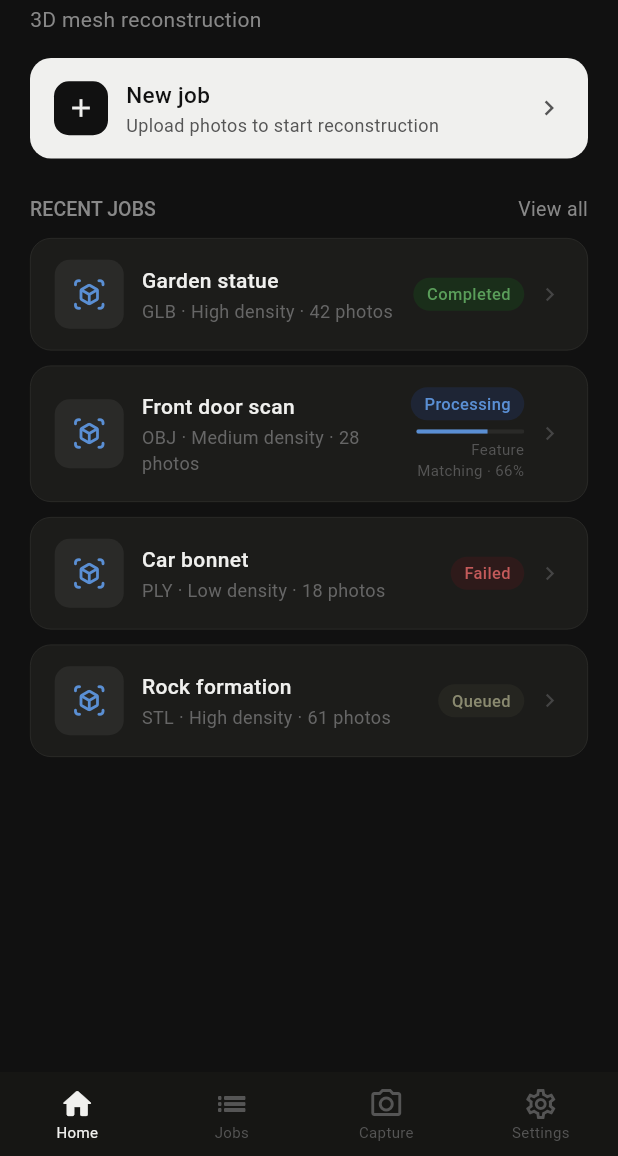
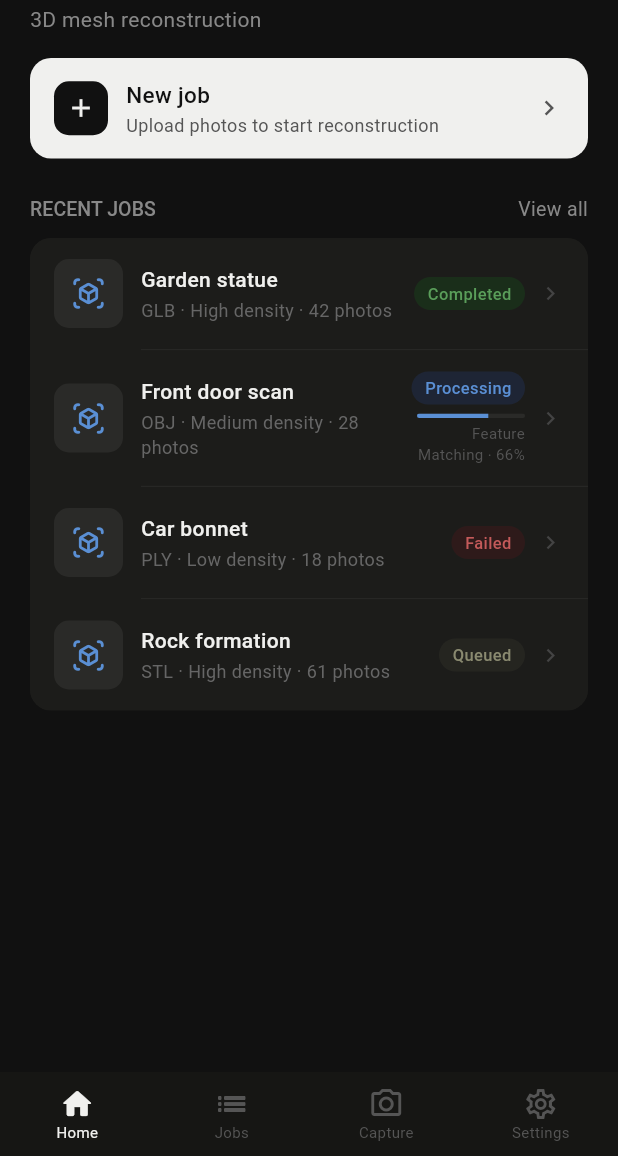
Before and after one commit to Shreyas-Dj/coursework, a Flutter app: the screen it shows after launch, on a phone screen of 412 x 824 dp, the part 80-1236 px from its top. Run offline on Flutter 3.47's test engine with Material 3 defaults, Android fonts, the phone set to English and light mode, and no system bars.

Commit message:
Fixed issues with borders and grouped jobs

```diff
--- a/mobile_files/flutter_photgrammetry/lib/screens/home_screen.dart
+++ b/mobile_files/flutter_photgrammetry/lib/screens/home_screen.dart
@@ -3,8 +3,8 @@
 // Uses setState to manage loading state and the jobs list — no external state manager.
 
 import 'package:flutter/material.dart';
-import '../../models/job.dart';
-import '../../widgets/job_card.dart';
+import '../models/job.dart';
+import '../widgets/job_card.dart';
 
 class HomeScreen extends StatefulWidget {
   const HomeScreen({super.key});
@@ -298,22 +298,38 @@ class _HomeScreenState extends State<HomeScreen> {
                   ),
                 )
               else
-                // Render one JobCard per job, spaced with a gap between each
+                // All cards grouped inside one rounded container.
+                // A thin divider line separates each card instead of individual borders.
                 SliverPadding(
                   padding: const EdgeInsets.symmetric(horizontal: 20),
-                  sliver: SliverList(
-                    delegate: SliverChildBuilderDelegate(
-                      (context, index) {
-                        // Add a gap between cards but not after the last one
-                        if (index.isOdd) return const SizedBox(height: 10);
-                        final job = _jobs[index ~/ 2];
-                        return JobCard(
-                          job: job,
-                          onTap: () => _onJobTapped(job),
-                        );
-                      },
-                      // Double the count to account for the gap spacers
-                      childCount: _jobs.length * 2 - 1,
+                  sliver: SliverToBoxAdapter(
+                    child: ClipRRect(
+                      // Single rounded corner for the whole group
+                      borderRadius: BorderRadius.circular(14),
+                      child: Container(
+                        decoration: BoxDecoration(
+                          color: const Color(0xFF1c1c1a),
+                          borderRadius: BorderRadius.circular(14),
+                        ),
+                        child: Column(
+                          children: [
+                            for (int i = 0; i < _jobs.length; i++) ...[
+                              JobCard(
+                                job: _jobs[i],
+                                onTap: () => _onJobTapped(_jobs[i]),
+                              ),
+                              // Add a divider after every card except the last
+                              if (i < _jobs.length - 1)
+                                const Divider(
+                                  height: 1,
+                                  thickness: 0.5,
+                                  color: Color(0xFF2e2e2b),
+                                  indent: 74, // Aligns with the text, not the icon
+                                ),
+                            ],
+                          ],
+                        ),
+                      ),
                     ),
                   ),
                 ),
--- a/mobile_files/flutter_photgrammetry/lib/widgets/job_card.dart
+++ b/mobile_files/flutter_photgrammetry/lib/widgets/job_card.dart
@@ -2,7 +2,7 @@
 // Receives a Job object and an onTap callback — it doesn't manage any state itself.
 
 import 'package:flutter/material.dart';
-import '../../models/job.dart';
+import '../models/job.dart';
 
 class JobCard extends StatelessWidget {
   // The job data to display
@@ -57,10 +57,10 @@ class JobCard extends StatelessWidget {
       onTap: onTap,
       child: Container(
         padding: const EdgeInsets.symmetric(horizontal: 16, vertical: 14),
-        decoration: BoxDecoration(
-          color: const Color(0xFF1c1c1a),
-          borderRadius: BorderRadius.circular(14),
-          border: Border.all(color: const Color(0xFF2e2e2b), width: 0.5),
+        // No border or radius here — the parent container in home_screen.dart
+        // handles the outer shape and groups all cards together
+        decoration: const BoxDecoration(
+          color: Color(0xFF1c1c1a),
         ),
         child: Row(
           children: [
```
